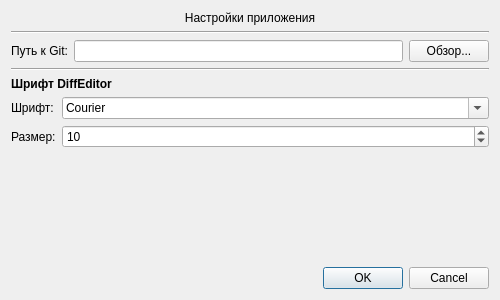
Qt form commit_craft_app/settingsdialog.ui (CJayM/CommitCraft) before a commit.
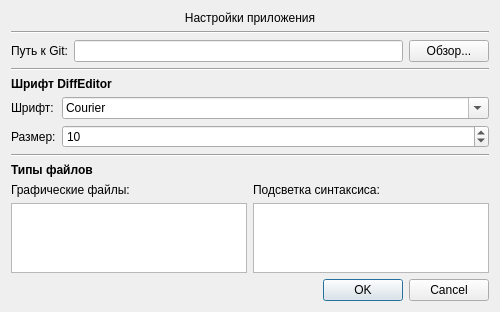
The same form after that commit.

Commit message: В настройки добавлены расширения для подсветок и для графических файлов

What changed in the file:
```diff
--- a/commit_craft_app/settingsdialog.ui
+++ b/commit_craft_app/settingsdialog.ui
@@ -112,6 +112,65 @@
      </item>
     </layout>
    </item>
+   <item>
+    <widget class="Line" name="line_3">
+     <property name="orientation">
+      <enum>Qt::Horizontal</enum>
+     </property>
+    </widget>
+   </item>
+   <item>
+    <widget class="QLabel" name="fileTypesSectionLabel">
+     <property name="text">
+      <string>Типы файлов</string>
+     </property>
+     <property name="font">
+      <font>
+       <bold>true</bold>
+      </font>
+     </property>
+    </widget>
+   </item>
+   <item>
+    <layout class="QHBoxLayout" name="fileTypesLayout">
+     <item>
+      <layout class="QVBoxLayout" name="imageExtensionsLayout">
+       <item>
+        <widget class="QLabel" name="imageExtensionsLabel">
+         <property name="text">
+          <string>Графические файлы:</string>
+         </property>
+        </widget>
+       </item>
+       <item>
+        <widget class="QTextEdit" name="imageExtensionsTextEdit">
+         <property name="toolTip">
+          <string>Расширения графических файлов через пробел (png jpg gif bmp svg ico webp tiff)</string>
+         </property>
+        </widget>
+       </item>
+      </layout>
+     </item>
+     <item>
+      <layout class="QVBoxLayout" name="syntaxExtensionsLayout">
+       <item>
+        <widget class="QLabel" name="syntaxExtensionsLabel">
+         <property name="text">
+          <string>Подсветка синтаксиса:</string>
+         </property>
+        </widget>
+       </item>
+       <item>
+        <widget class="QTextEdit" name="syntaxExtensionsTextEdit">
+         <property name="toolTip">
+          <string>Расширения для подсветки синтаксиса через пробел (cpp h hpp java py js ts html css xml json yaml md sh bat)</string>
+         </property>
+        </widget>
+       </item>
+      </layout>
+     </item>
+    </layout>
+   </item>
    <item>
     <spacer name="verticalSpacer">
      <property name="orientation">
```
The commit also changes 4 other files.
